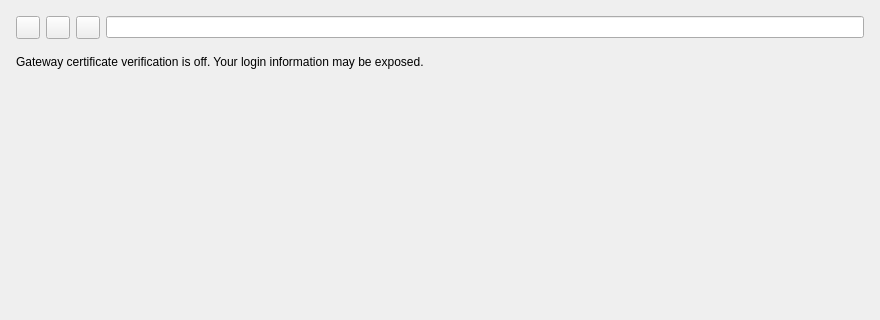
wtalioy/JustConnect, file presentation/dialogs/ssologinwebview/ssologinwebview.ui: the form before one commit; both pictures show x 0 to 880 and y 0 to 320 of the 880 by 640 pixel window.
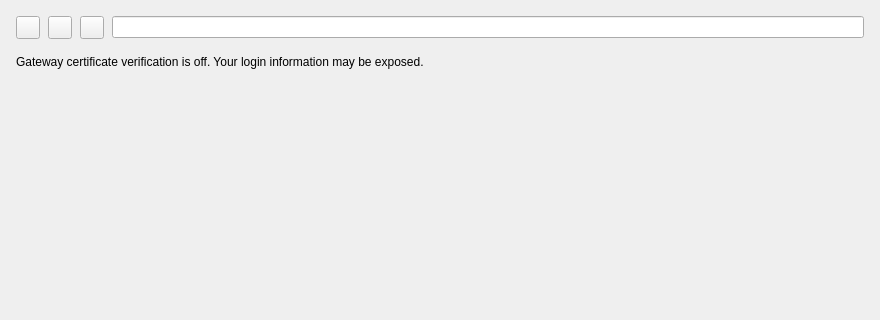
The form after the commit.

Commit message: refactor: unify page spacing and settings field alignment

The edit to the form file:
```diff
--- a/presentation/dialogs/ssologinwebview/ssologinwebview.ui
+++ b/presentation/dialogs/ssologinwebview/ssologinwebview.ui
@@ -75,6 +75,9 @@
         </property>
        </widget>
       </item>
+      <property name="spacing">
+       <number>8</number>
+      </property>
      </layout>
     </widget>
    </item>
```
The commit also changes 12 other files.
